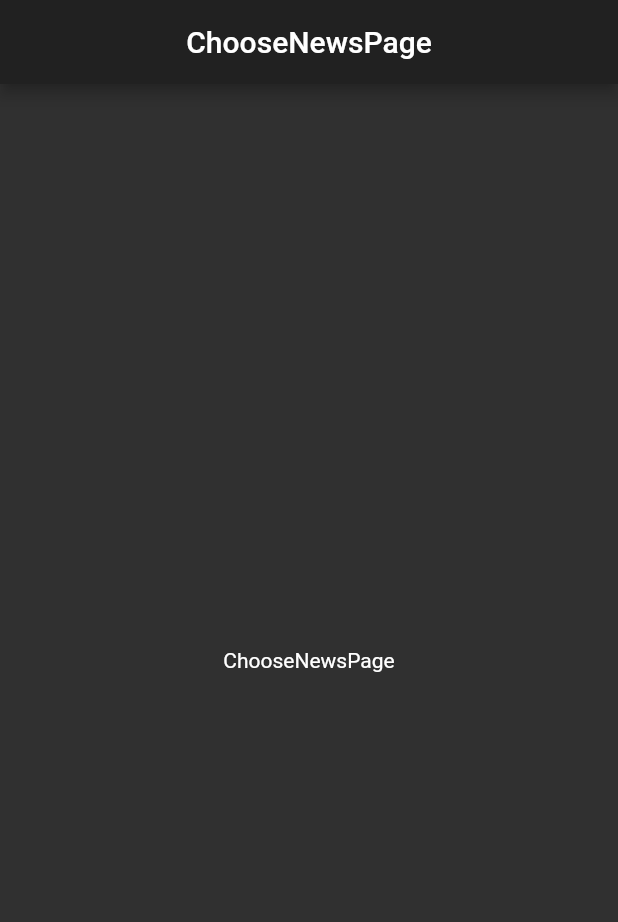
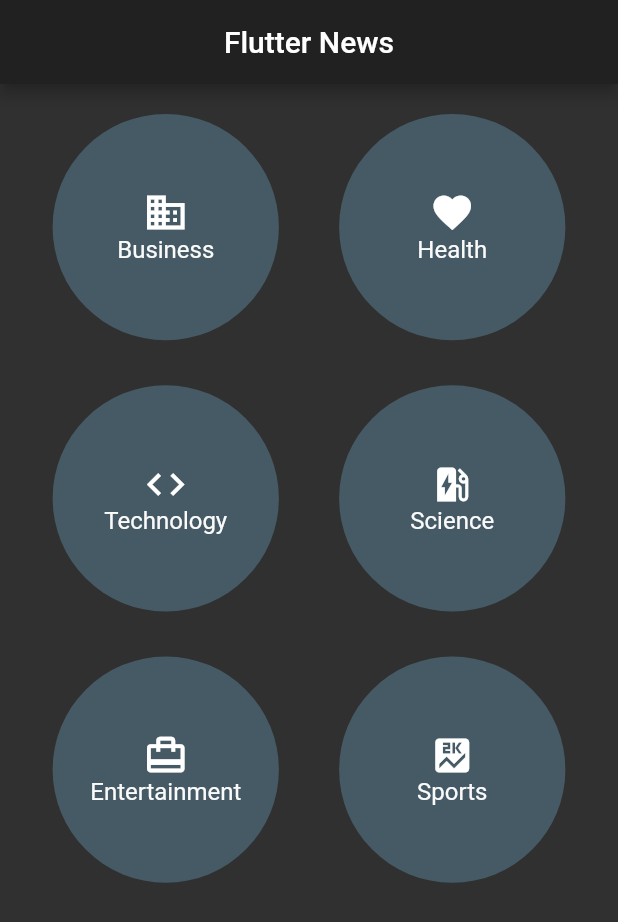
Before and after one commit to AbdallahLabib/News-Flutter, a Flutter app: the screen it shows after launch, on a phone screen of 412 x 824 dp. Shown: the top 922 px of the screen. Run offline on Flutter 3.47's test engine with Material 2 defaults, Android fonts, the phone set to English and light mode, and no system bars; our stand-ins replace auto_size_text.

Commit message:
first commit

```diff
--- a/lib/view/ChooseNewsPage.dart
+++ b/lib/view/ChooseNewsPage.dart
@@ -1,4 +1,5 @@
 import 'package:flutter/material.dart';
+import 'package:news_app/view/NewsPage.dart';
 
 class ChooseNewsPage extends StatefulWidget {
   @override
@@ -9,14 +10,85 @@ class _ChooseNewsPageState extends State<ChooseNewsPage> {
   @override
   Widget build(BuildContext context) {
     return new Scaffold(
-      appBar: AppBar(
-        title: Text("ChooseNewsPage"),
-        centerTitle: true,
-      ),
-      body: new Center(
-        child: Text("ChooseNewsPage"),
-      ),
-    );
-    ;
+        appBar: AppBar(
+          title: Text("Flutter News"),
+          centerTitle: true,
+        ),
+        body: GridView.count(
+          mainAxisSpacing: 30,
+          primary: false,
+          padding: const EdgeInsets.all(20.0),
+          crossAxisSpacing: 10.0,
+          childAspectRatio: 1.2,
+          crossAxisCount: 2,
+          children: <Widget>[
+            newsSection(
+                icon: Icons.business,
+                text: 'Business',
+                context: context,
+                typeContent: 'business'),
+            newsSection(
+              icon: Icons.favorite,
+              text: 'Health',
+              context: context,
+              typeContent: 'health',
+            ),
+            newsSection(
+              icon: Icons.code,
+              text: 'Technology',
+              context: context,
+              typeContent: 'technology',
+            ),
+            newsSection(
+              icon: Icons.ev_station,
+              text: 'Science',
+              context: context,
+              typeContent: 'science',
+            ),
+            newsSection(
+              icon: Icons.card_travel,
+              text: 'Entertainment',
+              context: context,
+              typeContent: 'entertainment',
+            ),
+            newsSection(
+              icon: Icons.score,
+              text: 'Sports',
+              context: context,
+              typeContent: 'sports',
+            ),
+          ],
+        ));
   }
 }
+
+Container newsSection({IconData icon, String text, context, typeContent}) {
+  return Container(
+    child: CircleAvatar(
+      backgroundColor: Colors.blueGrey[700],
+      child: GestureDetector(
+        onTap: () => Navigator.of(context).push(MaterialPageRoute(
+            builder: (context) => NewsPage(
+                  typeContent: typeContent,
+                ))),
+        child: Center(
+          child: new Column(
+            mainAxisAlignment: MainAxisAlignment.center,
+            crossAxisAlignment: CrossAxisAlignment.center,
+            children: <Widget>[
+              Icon(
+                icon,
+                color: Colors.white,
+                size: 30,
+              ),
+              new Text(text,
+                  style: TextStyle(
+                    color: Colors.grey[50],
+                  ))
+            ],
+          ),
+        ),
+      ),
+    ),
+  );
+}
--- a/lib/view/NewsPage.dart
+++ b/lib/view/NewsPage.dart
@@ -1,12 +1,11 @@
-import 'package:auto_size_text/auto_size_text.dart';
 import 'package:flutter/material.dart';
 import 'package:news_app/controller/getNews.dart';
 import 'package:news_app/model/NewsResult.dart';
-
+import 'package:auto_size_text/auto_size_text.dart';
 class NewsPage extends StatefulWidget {
   final String typeContent;
 
-  NewsPage({this.typeContent = "techology"}) :assert(typeContent != null);
+  NewsPage({this.typeContent = "technology"}) :assert(typeContent != null);
 
   @override
   _NewsPageState createState() => _NewsPageState();
@@ -44,7 +43,7 @@ class _NewsPageState extends State<NewsPage> {
   Widget build(BuildContext context) {
     return new Scaffold(
         appBar: AppBar(
-          title: Text("News Of " + widget.typeContent.toUpperCase()),
+          title: Text("News Of " + widget.typeContent),
           centerTitle: true,
         ),
         body: SafeArea(
--- a/lib/view/Splashscreen.dart
+++ b/lib/view/Splashscreen.dart
@@ -15,9 +15,9 @@ class _SplashScreenState extends State<SplashScreen> {
         MaterialPageRoute(builder: (BuildContext context) => ChooseNewsPage()));
   }
 
-  //----------- Make timer to waite 6 second after moving to next page -----------//
+  //----------- Make timer to wait 4 second after moving to next page -----------//
   void startTimer() {
-    Duration timerSecond = Duration(seconds: 6);
+    Duration timerSecond = Duration(seconds: 4);
     Timer(timerSecond, _goToNextPage);
   }
 
--- a/pubspec.yaml
+++ b/pubspec.yaml
@@ -16,7 +16,6 @@ dependencies:
   auto_size_text: ^0.3.0
   flutter:
     sdk: flutter
-
   # The following adds the Cupertino Icons font to your application.
   # Use with the CupertinoIcons class for iOS style icons.
   cupertino_icons: ^0.1.2
```
Also changed, not shown: lib/view/LoginPage.dart (deleted).
